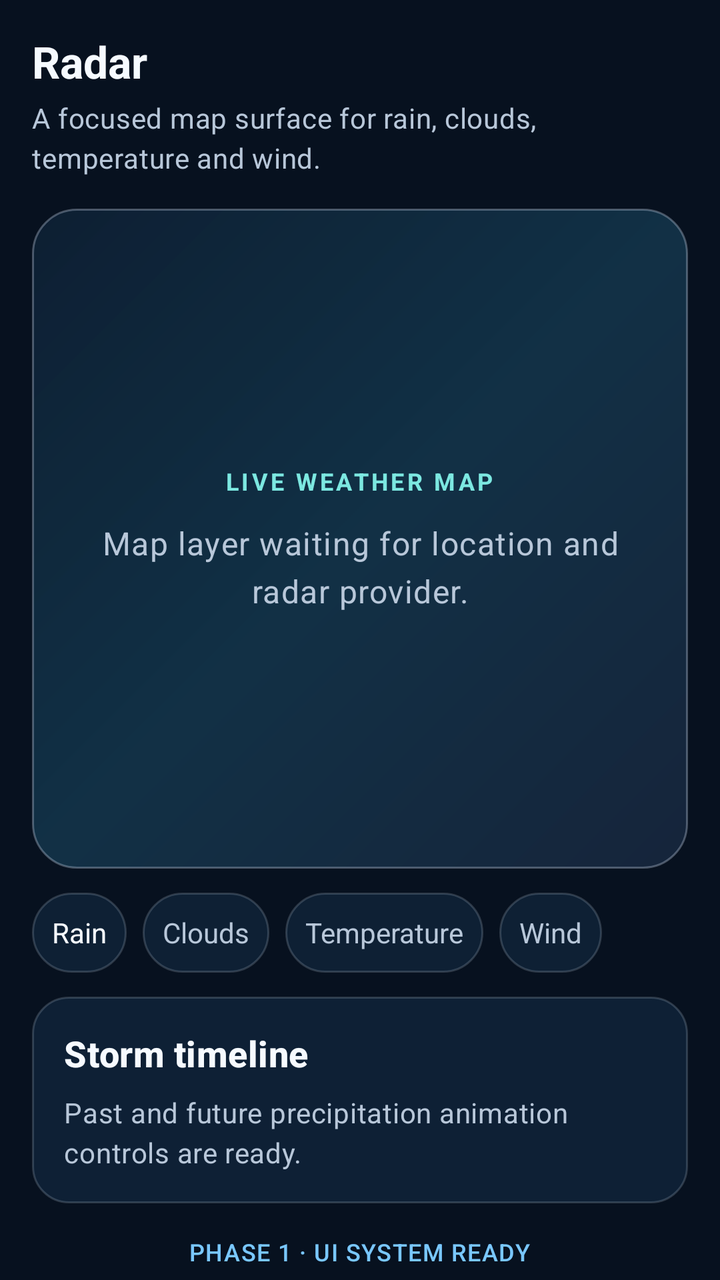
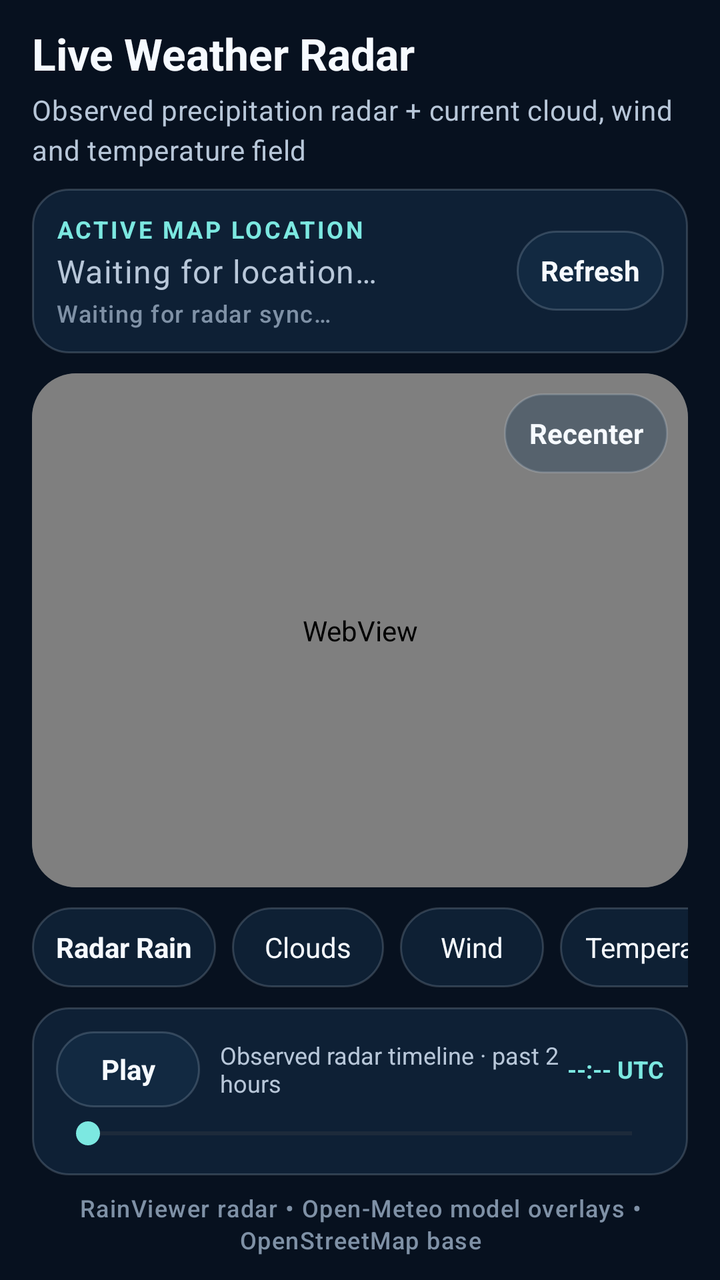

Two renders of the same Android screen: before a commit and after it. Below are the layout's source before the change and the commit's diff.
<!-- AndroidManifest.xml: application theme Theme.LiveWeather -->
<!-- res/layout/screen_radar.xml -->
<?xml version="1.0" encoding="utf-8"?>
<androidx.core.widget.NestedScrollView xmlns:android="http://schemas.android.com/apk/res/android"
    android:layout_width="match_parent"
    android:layout_height="match_parent"
    android:clipToPadding="false"
    android:fillViewport="true"
    android:overScrollMode="never">

    <LinearLayout
        android:layout_width="match_parent"
        android:layout_height="wrap_content"
        android:orientation="vertical"
        android:paddingStart="@dimen/space_16"
        android:paddingTop="@dimen/space_16"
        android:paddingEnd="@dimen/space_16"
        android:paddingBottom="@dimen/space_24">

        <TextView
            style="@style/TextAppearance.LiveWeather.Title"
            android:layout_width="wrap_content"
            android:layout_height="wrap_content"
            android:text="@string/radar_title" />

        <TextView
            style="@style/TextAppearance.LiveWeather.Body"
            android:layout_width="match_parent"
            android:layout_height="wrap_content"
            android:layout_marginTop="@dimen/space_4"
            android:text="@string/radar_subtitle" />

        <LinearLayout
            android:layout_width="match_parent"
            android:layout_height="330dp"
            android:layout_marginTop="@dimen/space_16"
            android:background="@drawable/bg_weather_radar_preview"
            android:gravity="center"
            android:orientation="vertical"
            android:padding="@dimen/space_20">

            <TextView
                android:layout_width="wrap_content"
                android:layout_height="wrap_content"
                android:letterSpacing="0.12"
                android:text="@string/radar_map_label"
                android:textColor="@color/weather_aqua"
                android:textSize="@dimen/text_caption"
                android:textStyle="bold" />

            <TextView
                style="@style/TextAppearance.LiveWeather.BodyLarge"
                android:layout_width="260dp"
                android:layout_height="wrap_content"
                android:layout_marginTop="@dimen/space_12"
                android:gravity="center"
                android:text="@string/radar_map_waiting"
                android:textAlignment="center" />
        </LinearLayout>

        <HorizontalScrollView
            android:layout_width="match_parent"
            android:layout_height="wrap_content"
            android:layout_marginTop="@dimen/space_12"
            android:overScrollMode="never"
            android:scrollbars="none">

            <LinearLayout
                android:layout_width="wrap_content"
                android:layout_height="wrap_content"
                android:orientation="horizontal">

                <TextView
                    android:layout_width="wrap_content"
                    android:layout_height="40dp"
                    android:background="@drawable/bg_weather_chip"
                    android:gravity="center"
                    android:text="@string/radar_layer_rain"
                    android:textColor="@color/weather_text_primary"
                    android:textSize="@dimen/text_body" />

                <TextView
                    android:layout_width="wrap_content"
                    android:layout_height="40dp"
                    android:layout_marginStart="@dimen/space_8"
                    android:background="@drawable/bg_weather_chip"
                    android:gravity="center"
                    android:text="@string/radar_layer_clouds"
                    android:textColor="@color/weather_text_secondary"
                    android:textSize="@dimen/text_body" />

                <TextView
                    android:layout_width="wrap_content"
                    android:layout_height="40dp"
                    android:layout_marginStart="@dimen/space_8"
                    android:background="@drawable/bg_weather_chip"
                    android:gravity="center"
                    android:text="@string/radar_layer_temp"
                    android:textColor="@color/weather_text_secondary"
                    android:textSize="@dimen/text_body" />

                <TextView
                    android:layout_width="wrap_content"
                    android:layout_height="40dp"
                    android:layout_marginStart="@dimen/space_8"
                    android:background="@drawable/bg_weather_chip"
                    android:gravity="center"
                    android:text="@string/radar_layer_wind"
                    android:textColor="@color/weather_text_secondary"
                    android:textSize="@dimen/text_body" />
            </LinearLayout>
        </HorizontalScrollView>

        <LinearLayout
            android:layout_width="match_parent"
            android:layout_height="wrap_content"
            android:layout_marginTop="@dimen/space_12"
            android:background="@drawable/bg_weather_card_compact"
            android:orientation="vertical"
            android:padding="@dimen/space_16">

            <TextView
                style="@style/TextAppearance.LiveWeather.Section"
                android:layout_width="match_parent"
                android:layout_height="wrap_content"
                android:text="@string/radar_timeline_title" />

            <TextView
                style="@style/TextAppearance.LiveWeather.Body"
                android:layout_width="match_parent"
                android:layout_height="wrap_content"
                android:layout_marginTop="@dimen/space_8"
                android:text="@string/radar_timeline_waiting" />
        </LinearLayout>

        <TextView
            style="@style/TextAppearance.LiveWeather.Caption"
            android:layout_width="wrap_content"
            android:layout_height="wrap_content"
            android:layout_gravity="center_horizontal"
            android:layout_marginTop="@dimen/space_16"
            android:text="@string/status_phase_one"
            android:textColor="@color/weather_sky_blue" />

    </LinearLayout>
</androidx.core.widget.NestedScrollView>
<!-- resources referenced by this layout -->
<resources>
  <color name="weather_aqua">#7CE8E1</color>
  <color name="weather_sky_blue">#79C7FF</color>
  <color name="weather_text_primary">#F6FAFF</color>
  <color name="weather_text_secondary">#B8C7D9</color>
  <dimen name="space_12">12dp</dimen>
  <dimen name="space_16">16dp</dimen>
  <dimen name="space_20">20dp</dimen>
  <dimen name="space_24">24dp</dimen>
  <dimen name="space_4">4dp</dimen>
  <dimen name="space_8">8dp</dimen>
  <dimen name="text_body">14sp</dimen>
  <dimen name="text_caption">12sp</dimen>
  <string name="radar_layer_clouds">Clouds</string>
  <string name="radar_layer_rain">Rain</string>
  <string name="radar_layer_temp">Temperature</string>
  <string name="radar_layer_wind">Wind</string>
  <string name="radar_map_label">LIVE WEATHER MAP</string>
  <string name="radar_map_waiting">Map layer waiting for location and radar provider.</string>
  <string name="radar_subtitle">A focused map surface for rain, clouds, temperature and wind.</string>
  <string name="radar_timeline_title">Storm timeline</string>
  <string name="radar_timeline_waiting">Past and future precipitation animation controls are ready.</string>
  <string name="radar_title">Radar</string>
  <string name="status_phase_one">PHASE 1 · UI SYSTEM READY</string>
  <style name="TextAppearance.LiveWeather.Body" parent="TextAppearance.Material3.BodyMedium">
          <item name="android:textColor">@color/weather_text_secondary</item>
          <item name="android:textSize">@dimen/text_body</item>
      </style>
  <style name="TextAppearance.LiveWeather.BodyLarge" parent="TextAppearance.Material3.BodyLarge">
          <item name="android:textColor">@color/weather_text_secondary</item>
          <item name="android:textSize">@dimen/text_body_large</item>
      </style>
  <style name="TextAppearance.LiveWeather.Caption" parent="TextAppearance.Material3.LabelMedium">
          <item name="android:textColor">@color/weather_text_tertiary</item>
          <item name="android:textSize">@dimen/text_caption</item>
      </style>
  <style name="TextAppearance.LiveWeather.Section" parent="TextAppearance.Material3.TitleMedium">
          <item name="android:textColor">@color/weather_text_primary</item>
          <item name="android:textSize">@dimen/text_section</item>
          <item name="android:textStyle">bold</item>
      </style>
  <style name="TextAppearance.LiveWeather.Title" parent="TextAppearance.Material3.TitleLarge">
          <item name="android:textColor">@color/weather_text_primary</item>
          <item name="android:textSize">@dimen/text_title</item>
          <item name="android:textStyle">bold</item>
      </style>
  <style name="Theme.LiveWeather" parent="Base.Theme.LiveWeather" />
  <color name="weather_surface_glass_soft">#A0122A42</color>
  <color name="weather_border">#2EDCEBFF</color>
  <color name="weather_surface_glass_light">#661B3854</color>
  <color name="weather_border_strong">#4DDCEBFF</color>
  <dimen name="text_body_large">16sp</dimen>
  <color name="weather_text_tertiary">#7F91A6</color>
  <dimen name="text_section">18sp</dimen>
  <dimen name="text_title">22sp</dimen>
  <color name="weather_background">#07111F</color>
  <color name="weather_violet">#B8A7FF</color>
  <color name="weather_surface">#12253A</color>
  <color name="weather_surface_glass">#D4142A41</color>
  <color name="weather_nav_bar">#F20A1727</color>
  <style name="ShapeAppearance.LiveWeather.Small" parent="ShapeAppearance.Material3.Corner.Medium">
          <item name="cornerSize">@dimen/radius_small</item>
      </style>
  <style name="ShapeAppearance.LiveWeather.Medium" parent="ShapeAppearance.Material3.Corner.Large">
          <item name="cornerSize">@dimen/radius_medium</item>
      </style>
  <style name="ShapeAppearance.LiveWeather.Large" parent="ShapeAppearance.Material3.Corner.ExtraLarge">
          <item name="cornerSize">@dimen/radius_large</item>
      </style>
  <dimen name="radius_small">12dp</dimen>
  <dimen name="radius_medium">18dp</dimen>
  <dimen name="radius_large">24dp</dimen>
  <!-- unchanged entries left out for length: 4 -->
</resources>

<!-- the commit's change to res/layout/screen_radar.xml (unified diff, before → after) -->
@@ -1,144 +1,247 @@
 <?xml version="1.0" encoding="utf-8"?>
-<androidx.core.widget.NestedScrollView xmlns:android="http://schemas.android.com/apk/res/android"
+<LinearLayout xmlns:android="http://schemas.android.com/apk/res/android"
     android:layout_width="match_parent"
     android:layout_height="match_parent"
-    android:clipToPadding="false"
-    android:fillViewport="true"
-    android:overScrollMode="never">
+    android:orientation="vertical"
+    android:paddingStart="@dimen/space_16"
+    android:paddingTop="@dimen/space_12"
+    android:paddingEnd="@dimen/space_16"
+    android:paddingBottom="@dimen/space_12">
+
+    <TextView
+        style="@style/TextAppearance.LiveWeather.Title"
+        android:layout_width="wrap_content"
+        android:layout_height="wrap_content"
+        android:text="Live Weather Radar" />
+
+    <TextView
+        style="@style/TextAppearance.LiveWeather.Body"
+        android:layout_width="match_parent"
+        android:layout_height="wrap_content"
+        android:layout_marginTop="@dimen/space_4"
+        android:text="Observed precipitation radar + current cloud, wind and temperature field" />
 
     <LinearLayout
         android:layout_width="match_parent"
         android:layout_height="wrap_content"
+        android:layout_marginTop="@dimen/space_10"
+        android:background="@drawable/bg_weather_card_compact"
+        android:gravity="center_vertical"
+        android:orientation="horizontal"
+        android:padding="@dimen/space_12">
+
+        <LinearLayout
+            android:layout_width="0dp"
+            android:layout_height="wrap_content"
+            android:layout_weight="1"
+            android:orientation="vertical">
+
+            <TextView
+                android:layout_width="wrap_content"
+                android:layout_height="wrap_content"
+                android:letterSpacing="0.10"
+                android:text="ACTIVE MAP LOCATION"
+                android:textColor="@color/weather_aqua"
+                android:textSize="@dimen/text_caption"
+                android:textStyle="bold" />
+
+            <TextView
+                android:id="@+id/radarLocationValue"
+                style="@style/TextAppearance.LiveWeather.BodyLarge"
+                android:layout_width="match_parent"
+                android:layout_height="wrap_content"
+                android:layout_marginTop="2dp"
+                android:text="Waiting for location…" />
+
+            <TextView
+                android:id="@+id/radarStatusValue"
+                style="@style/TextAppearance.LiveWeather.Caption"
+                android:layout_width="match_parent"
+                android:layout_height="wrap_content"
+                android:layout_marginTop="2dp"
+                android:text="Waiting for radar sync…" />
+        </LinearLayout>
+
+        <TextView
+            android:id="@+id/radarRefreshButton"
+            android:layout_width="wrap_content"
+            android:layout_height="40dp"
+            android:background="@drawable/bg_weather_chip"
+            android:gravity="center"
+            android:minWidth="72dp"
+            android:paddingStart="@dimen/space_12"
+            android:paddingEnd="@dimen/space_12"
+            android:text="Refresh"
+            android:textColor="@color/weather_text_primary"
+            android:textSize="@dimen/text_body"
+            android:textStyle="bold" />
+    </LinearLayout>
+
+    <FrameLayout
+        android:layout_width="match_parent"
+        android:layout_height="0dp"
+        android:layout_marginTop="@dimen/space_10"
+        android:layout_weight="1"
+        android:background="@drawable/bg_weather_radar_preview"
+        android:clipToOutline="true"
+        android:minHeight="260dp">
+
+        <WebView
+            android:id="@+id/radarMapWebView"
+            android:layout_width="match_parent"
+            android:layout_height="match_parent"
+            android:background="@android:color/transparent"
+            android:overScrollMode="never" />
+
+        <TextView
+            android:id="@+id/radarRecenterButton"
+            android:layout_width="wrap_content"
+            android:layout_height="40dp"
+            android:layout_gravity="top|end"
+            android:layout_margin="@dimen/space_10"
+            android:background="@drawable/bg_weather_chip"
+            android:gravity="center"
+            android:minWidth="82dp"
+            android:paddingStart="@dimen/space_12"
+            android:paddingEnd="@dimen/space_12"
+            android:text="Recenter"
+            android:textColor="@color/weather_text_primary"
+            android:textSize="@dimen/text_body"
+            android:textStyle="bold" />
+    </FrameLayout>
+
+    <HorizontalScrollView
+        android:layout_width="match_parent"
+        android:layout_height="wrap_content"
+        android:layout_marginTop="@dimen/space_10"
+        android:overScrollMode="never"
+        android:scrollbars="none">
+
+        <LinearLayout
+            android:layout_width="wrap_content"
+            android:layout_height="wrap_content"
+            android:orientation="horizontal">
+
+            <TextView
+                android:id="@+id/radarLayerRain"
+                android:layout_width="wrap_content"
+                android:layout_height="40dp"
+                android:background="@drawable/bg_weather_chip"
+                android:gravity="center"
+                android:minWidth="86dp"
+                android:paddingStart="@dimen/space_12"
+                android:paddingEnd="@dimen/space_12"
+                android:text="Radar Rain"
+                android:textColor="@color/weather_text_primary"
+                android:textSize="@dimen/text_body"
+                android:textStyle="bold" />
+
+            <TextView
+                android:id="@+id/radarLayerClouds"
+                android:layout_width="wrap_content"
+                android:layout_height="40dp"
+                android:layout_marginStart="@dimen/space_8"
+                android:background="@drawable/bg_weather_chip"
+                android:gravity="center"
+                android:minWidth="76dp"
+                android:paddingStart="@dimen/space_12"
+                android:paddingEnd="@dimen/space_12"
+                android:text="Clouds"
+                android:textColor="@color/weather_text_primary"
+                android:textSize="@dimen/text_body" />
+
+            <TextView
+                android:id="@+id/radarLayerWind"
+                android:layout_width="wrap_content"
+                android:layout_height="40dp"
+                android:layout_marginStart="@dimen/space_8"
+                android:background="@drawable/bg_weather_chip"
+                android:gravity="center"
+                android:minWidth="72dp"
+                android:paddingStart="@dimen/space_12"
+                android:paddingEnd="@dimen/space_12"
+                android:text="Wind"
+                android:textColor="@color/weather_text_primary"
+                android:textSize="@dimen/text_body" />
+
+            <TextView
+                android:id="@+id/radarLayerTemp"
+                android:layout_width="wrap_content"
+                android:layout_height="40dp"
+                android:layout_marginStart="@dimen/space_8"
+                android:background="@drawable/bg_weather_chip"
+                android:gravity="center"
+                android:minWidth="104dp"
+                android:paddingStart="@dimen/space_12"
+                android:paddingEnd="@dimen/space_12"
+                android:text="Temperature"
+                android:textColor="@color/weather_text_primary"
+                android:textSize="@dimen/text_body" />
+        </LinearLayout>
+    </HorizontalScrollView>
+
+    <LinearLayout
+        android:layout_width="match_parent"
+        android:layout_height="wrap_content"
+        android:layout_marginTop="@dimen/space_10"
+        android:background="@drawable/bg_weather_card_compact"
+        android:gravity="center_vertical"
         android:orientation="vertical"
-        android:paddingStart="@dimen/space_16"
-        android:paddingTop="@dimen/space_16"
-        android:paddingEnd="@dimen/space_16"
-        android:paddingBottom="@dimen/space_24">
-
-        <TextView
-            style="@style/TextAppearance.LiveWeather.Title"
-            android:layout_width="wrap_content"
-            android:layout_height="wrap_content"
-            android:text="@string/radar_title" />
-
-        <TextView
-            style="@style/TextAppearance.LiveWeather.Body"
-            android:layout_width="match_parent"
-            android:layout_height="wrap_content"
-            android:layout_marginTop="@dimen/space_4"
-            android:text="@string/radar_subtitle" />
+        android:padding="@dimen/space_12">
 
         <LinearLayout
             android:layout_width="match_parent"
-            android:layout_height="330dp"
-            android:layout_marginTop="@dimen/space_16"
-            android:background="@drawable/bg_weather_radar_preview"
-            android:gravity="center"
-            android:orientation="vertical"
-            android:padding="@dimen/space_20">
-
-            <TextView
-                android:layout_width="wrap_content"
-                android:layout_height="wrap_content"
-                android:letterSpacing="0.12"
-                android:text="@string/radar_map_label"
+            android:layout_height="wrap_content"
+            android:gravity="center_vertical"
+            android:orientation="horizontal">
+
+            <TextView
+                android:id="@+id/radarPlayButton"
+                android:layout_width="72dp"
+                android:layout_height="38dp"
+                android:background="@drawable/bg_weather_chip"
+                android:gravity="center"
+                android:text="Play"
+                android:textColor="@color/weather_text_primary"
+                android:textSize="@dimen/text_body"
+                android:textStyle="bold" />
+
+            <TextView
+                android:layout_width="0dp"
+                android:layout_height="wrap_content"
+                android:layout_marginStart="@dimen/space_10"
+                android:layout_weight="1"
+                android:text="Observed radar timeline · past 2 hours"
+                android:textColor="@color/weather_text_secondary"
+                android:textSize="@dimen/text_caption" />
+
+            <TextView
+                android:id="@+id/radarFrameTimeValue"
+                android:layout_width="wrap_content"
+                android:layout_height="wrap_content"
+                android:text="--:-- UTC"
                 android:textColor="@color/weather_aqua"
                 android:textSize="@dimen/text_caption"
                 android:textStyle="bold" />
-
-            <TextView
-                style="@style/TextAppearance.LiveWeather.BodyLarge"
-                android:layout_width="260dp"
-                android:layout_height="wrap_content"
-                android:layout_marginTop="@dimen/space_12"
-                android:gravity="center"
-                android:text="@string/radar_map_waiting"
-                android:textAlignment="center" />
         </LinearLayout>
 
-        <HorizontalScrollView
+        <SeekBar
+            android:id="@+id/radarTimelineSeek"
             android:layout_width="match_parent"
             android:layout_height="wrap_content"
-            android:layout_marginTop="@dimen/space_12"
-            android:overScrollMode="never"
-            android:scrollbars="none">
-
-            <LinearLayout
-                android:layout_width="wrap_content"
-                android:layout_height="wrap_content"
-                android:orientation="horizontal">
-
-                <TextView
-                    android:layout_width="wrap_content"
-                    android:layout_height="40dp"
-                    android:background="@drawable/bg_weather_chip"
-                    android:gravity="center"
-                    android:text="@string/radar_layer_rain"
-                    android:textColor="@color/weather_text_primary"
-                    android:textSize="@dimen/text_body" />
-
-                <TextView
-                    android:layout_width="wrap_content"
-                    android:layout_height="40dp"
-                    android:layout_marginStart="@dimen/space_8"
-                    android:background="@drawable/bg_weather_chip"
-                    android:gravity="center"
-                    android:text="@string/radar_layer_clouds"
-                    android:textColor="@color/weather_text_secondary"
-                    android:textSize="@dimen/text_body" />
-
-                <TextView
-                    android:layout_width="wrap_content"
-                    android:layout_height="40dp"
-                    android:layout_marginStart="@dimen/space_8"
-                    android:background="@drawable/bg_weather_chip"
-                    android:gravity="center"
-                    android:text="@string/radar_layer_temp"
-                    android:textColor="@color/weather_text_secondary"
-                    android:textSize="@dimen/text_body" />
-
-                <TextView
-                    android:layout_width="wrap_content"
-                    android:layout_height="40dp"
-                    android:layout_marginStart="@dimen/space_8"
-                    android:background="@drawable/bg_weather_chip"
-                    android:gravity="center"
-                    android:text="@string/radar_layer_wind"
-                    android:textColor="@color/weather_text_secondary"
-                    android:textSize="@dimen/text_body" />
-            </LinearLayout>
-        </HorizontalScrollView>
-
-        <LinearLayout
-            android:layout_width="match_parent"
-            android:layout_height="wrap_content"
-            android:layout_marginTop="@dimen/space_12"
-            android:background="@drawable/bg_weather_card_compact"
-            android:orientation="vertical"
-            android:padding="@dimen/space_16">
-
-            <TextView
-                style="@style/TextAppearance.LiveWeather.Section"
-                android:layout_width="match_parent"
-                android:layout_height="wrap_content"
-                android:text="@string/radar_timeline_title" />
-
-            <TextView
-                style="@style/TextAppearance.LiveWeather.Body"
-                android:layout_width="match_parent"
-                android:layout_height="wrap_content"
-                android:layout_marginTop="@dimen/space_8"
-                android:text="@string/radar_timeline_waiting" />
-        </LinearLayout>
-
-        <TextView
-            style="@style/TextAppearance.LiveWeather.Caption"
-            android:layout_width="wrap_content"
-            android:layout_height="wrap_content"
-            android:layout_gravity="center_horizontal"
-            android:layout_marginTop="@dimen/space_16"
-            android:text="@string/status_phase_one"
-            android:textColor="@color/weather_sky_blue" />
-
+            android:layout_marginTop="@dimen/space_4"
+            android:max="0"
+            android:progress="0" />
     </LinearLayout>
-</androidx.core.widget.NestedScrollView>
+
+    <TextView
+        android:id="@+id/radarSourceValue"
+        style="@style/TextAppearance.LiveWeather.Caption"
+        android:layout_width="match_parent"
+        android:layout_height="wrap_content"
+        android:layout_marginTop="@dimen/space_8"
+        android:gravity="center_horizontal"
+        android:text="RainViewer radar • Open-Meteo model overlays • OpenStreetMap base"
+        android:textAlignment="center" />
+
+</LinearLayout>
<!-- resource entries referenced after the edit -->
@@ -4,25 +4,13 @@
   <color name="weather_sky_blue">#79C7FF</color>
   <color name="weather_text_primary">#F6FAFF</color>
   <color name="weather_text_secondary">#B8C7D9</color>
+  <dimen name="space_10">10dp</dimen>
   <dimen name="space_12">12dp</dimen>
   <dimen name="space_16">16dp</dimen>
-  <dimen name="space_20">20dp</dimen>
-  <dimen name="space_24">24dp</dimen>
   <dimen name="space_4">4dp</dimen>
   <dimen name="space_8">8dp</dimen>
   <dimen name="text_body">14sp</dimen>
   <dimen name="text_caption">12sp</dimen>
-  <string name="radar_layer_clouds">Clouds</string>
-  <string name="radar_layer_rain">Rain</string>
-  <string name="radar_layer_temp">Temperature</string>
-  <string name="radar_layer_wind">Wind</string>
-  <string name="radar_map_label">LIVE WEATHER MAP</string>
-  <string name="radar_map_waiting">Map layer waiting for location and radar provider.</string>
-  <string name="radar_subtitle">A focused map surface for rain, clouds, temperature and wind.</string>
-  <string name="radar_timeline_title">Storm timeline</string>
-  <string name="radar_timeline_waiting">Past and future precipitation animation controls are ready.</string>
-  <string name="radar_title">Radar</string>
-  <string name="status_phase_one">PHASE 1 · UI SYSTEM READY</string>
   <style name="TextAppearance.LiveWeather.Body" parent="TextAppearance.Material3.BodyMedium">
           <item name="android:textColor">@color/weather_text_secondary</item>
           <item name="android:textSize">@dimen/text_body</item>
@@ -34,11 +22,6 @@
   <style name="TextAppearance.LiveWeather.Caption" parent="TextAppearance.Material3.LabelMedium">
           <item name="android:textColor">@color/weather_text_tertiary</item>
           <item name="android:textSize">@dimen/text_caption</item>
-      </style>
-  <style name="TextAppearance.LiveWeather.Section" parent="TextAppearance.Material3.TitleMedium">
-          <item name="android:textColor">@color/weather_text_primary</item>
-          <item name="android:textSize">@dimen/text_section</item>
-          <item name="android:textStyle">bold</item>
       </style>
   <style name="TextAppearance.LiveWeather.Title" parent="TextAppearance.Material3.TitleLarge">
           <item name="android:textColor">@color/weather_text_primary</item>
@@ -52,7 +35,6 @@
   <color name="weather_border_strong">#4DDCEBFF</color>
   <dimen name="text_body_large">16sp</dimen>
   <color name="weather_text_tertiary">#7F91A6</color>
-  <dimen name="text_section">18sp</dimen>
   <dimen name="text_title">22sp</dimen>
   <color name="weather_background">#07111F</color>
   <color name="weather_violet">#B8A7FF</color>
